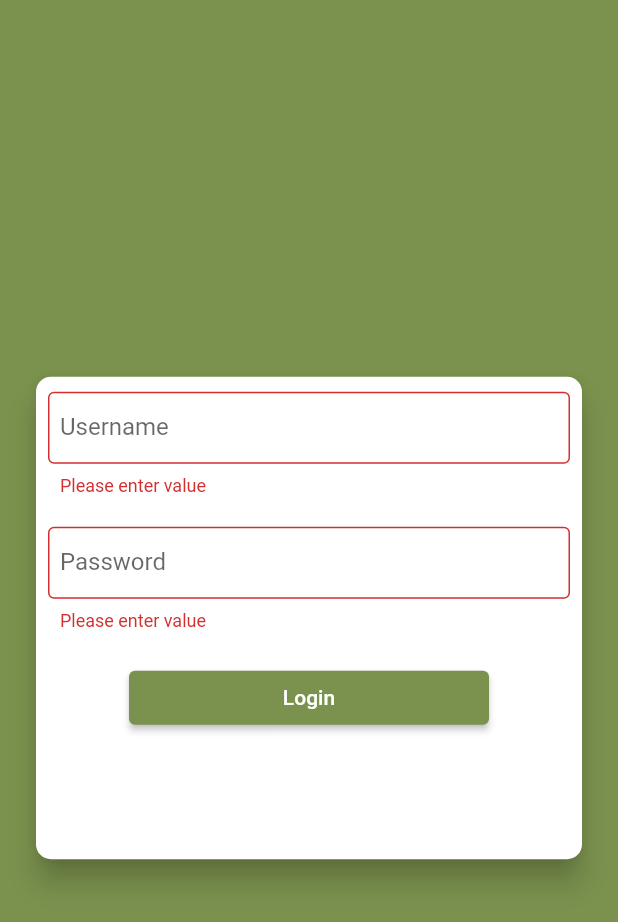
After one commit to rog33zy/sezil_app, a Flutter app: the screen it shows after launch, after a tap on "Login", on a phone screen of 412 x 824 dp. The commit adds this screen. Shown: the top 922 px of the screen. Run offline on Flutter 3.47's test engine with Material 2 defaults, Android fonts, the phone set to English and light mode, and no system bars; our stand-ins replace location, nanoid, recase, shared_preferences, sqflite; missing offline and left inert: qr_code_scanner; accounts and stored records are empty.

Commit message:
login start

```diff
--- a/lib/main.dart
+++ b/lib/main.dart
@@ -14,6 +14,7 @@ import './providers/PostFloweringProvider.dart';
 import './providers/PreHarvestProvider.dart';
 import './providers/HarvestProvider.dart';
 import './providers/PostHarvestProvider.dart';
+import './providers/AuthProvider.dart';
 
 import './screens/HomePageScreen.dart';
 import 'screens/TraitsScreen.dart';
@@ -33,6 +34,8 @@ import './screens/EditCheckBoxesScreen.dart';
 import './screens/QRViewScreen.dart';
 import './screens/FertDressingScreen.dart';
 import './screens/SynchronizeScreen.dart';
+import './screens/LoginScreen.dart';
+import './screens/LoadingScreen.dart';
 
 void main() {
   runApp(MyApp());
@@ -44,6 +47,9 @@ class MyApp extends StatelessWidget {
   Widget build(BuildContext context) {
     return MultiProvider(
       providers: [
+        ChangeNotifierProvider<AuthProvider>(
+          create: (ctx) => AuthProvider(),
+        ),
         ChangeNotifierProvider(
           create: (ctx) => FieldOperationsProvider(),
         ),
@@ -75,12 +81,25 @@ class MyApp extends StatelessWidget {
           create: (ctx) => PostHarvestProvider(),
         ),
       ],
-      child: MaterialApp(
+      child: Consumer<AuthProvider>(
+        builder: (ctx, authProvider, _) => MaterialApp(
           title: 'SeZIL App',
           theme: ThemeData(
             primarySwatch: Palette.gnaColorSwatch,
           ),
-        home: HomePageScreen(),
+          home: authProvider.isAuth
+              ? HomePageScreen()
+              : FutureBuilder(
+                  future: authProvider.tryAutoLogin(),
+                  builder: (
+                    ctx,
+                    authResultsSnapshot,
+                  ) =>
+                      authResultsSnapshot.connectionState ==
+                              ConnectionState.waiting
+                          ? LoadingScreen()
+                          : LoginScreen(),
+                ),
           routes: {
             TraitsScreen.routeName: (ctx) => TraitsScreen(),
             FieldProfileScreen.routeName: (ctx) => FieldProfileScreen(),
@@ -103,6 +122,7 @@ class MyApp extends StatelessWidget {
             SynchronizeScreen.routeName: (ctx) => SynchronizeScreen(),
           },
         ),
+      ),
     );
   }
 }
--- /dev/null
+++ b/lib/providers/AuthProvider.dart
@@ -0,0 +1,142 @@
+import 'dart:convert';
+import 'dart:async';
+
+import 'package:flutter/foundation.dart';
+import 'package:shared_preferences/shared_preferences.dart';
+
+class AuthProvider with ChangeNotifier {
+  String? _token;
+  String? _refreshToken;
+  String? _username;
+  String? _firstName;
+  DateTime? _expiryDate;
+  Timer? _authTimer;
+  bool? _isFieldFinanceAdmin;
+  bool? _isSezilMotherTrialFarmer;
+
+  bool get isAuth {
+    return _token != null;
+  }
+
+  String? get token {
+    if (_expiryDate != null &&
+        _expiryDate!.isAfter(DateTime.now()) &&
+        _token != null) {
+      return _token;
+    }
+    return null;
+  }
+
+  String? get username {
+    return _username;
+  }
+
+  String? get firstName {
+    return _firstName;
+  }
+
+  bool? get isFieldFinanceAdmin {
+    return _isFieldFinanceAdmin;
+  }
+
+  bool? get isSourceFieldSupervisor {
+    return _isSezilMotherTrialFarmer;
+  }
+
+  Future<void> _authenticateUser(Map<String, String> userInputsMap,
+      {bool isRefreshing = false}) async {
+    _token = 'accessToken';
+    _refreshToken = 'refreshToken';
+    _username = 'username';
+    _firstName = 'firstName';
+    _expiryDate = DateTime(2022);
+
+    _autoLogout();
+
+    notifyListeners();
+
+    final prefs = await SharedPreferences.getInstance();
+    final userData = json.encode(
+      {
+        'token': _token,
+        'refreshToken': _refreshToken,
+        'username': _username,
+        'firstName': _firstName,
+        'expiryDate': _expiryDate!.toIso8601String(),
+        'isFieldFinanceAdmin': _isFieldFinanceAdmin,
+        'isSourceFieldSupervisor': _isSezilMotherTrialFarmer,
+      },
+    );
+    prefs.setString(
+      'userData',
+      userData,
+    );
+  }
+
+  Future<void> login(Map<String, String> userInputsMap) async {
+    return _authenticateUser(userInputsMap);
+  }
+
+  Future<void> refreshToken() async {
+    return _authenticateUser({"username": ""}, isRefreshing: true);
+  }
+
+  Future<bool> tryAutoLogin() async {
+    final prefs = await SharedPreferences.getInstance();
+    if (!prefs.containsKey('userData')) {
+      return false;
+    }
+    final userData = prefs.getString('userData');
+    final extractedUserData = json.decode(
+      userData!,
+    ) as Map<String, dynamic>;
+
+    final expiryDate = DateTime.parse(
+      extractedUserData['expiryDate']!,
+    );
+
+    if (expiryDate.isBefore(DateTime.now())) {
+      return false;
+    }
+
+    _token = extractedUserData['token'];
+    _refreshToken = extractedUserData['refreshToken'];
+    _username = extractedUserData['username'];
+    _firstName = extractedUserData['firstName'];
+    _isFieldFinanceAdmin = extractedUserData['isFieldFinanceAdmin'];
+    _isSezilMotherTrialFarmer = extractedUserData['isSourceFieldSupervisor'];
+    _expiryDate = expiryDate;
+
+    notifyListeners();
+    _autoLogout();
+    return true;
+  }
+
+  Future<void> logout() async {
+    _token = null;
+    _firstName = null;
+    _expiryDate = null;
+
+    if (_authTimer != null) {
+      _authTimer!.cancel();
+      _authTimer = null;
+    }
+
+    notifyListeners();
+
+    final prefs = await SharedPreferences.getInstance();
+    prefs.clear();
+  }
+
+  void _autoLogout() {
+    if (_authTimer != null) {
+      _authTimer!.cancel();
+    }
+
+    final timeToExpiry = _expiryDate!.difference(DateTime.now()).inDays;
+    _authTimer = Timer(
+      Duration(days: timeToExpiry),
+      logout,
+    );
+  }
+}
--- /dev/null
+++ b/lib/screens/LoadingScreen.dart
@@ -0,0 +1,20 @@
+import 'package:flutter/material.dart';
+
+class LoadingScreen extends StatelessWidget {
+  const LoadingScreen({Key? key}) : super(key: key);
+
+  @override
+  Widget build(BuildContext context) {
+    return Scaffold(
+      body: Center(
+        child: Container(
+          height: 200,
+          child: Image.asset(
+            'assets/images/gna_source_logo.png',
+            fit: BoxFit.cover,
+          ),
+        ),
+      ),
+    );
+  }
+}
--- /dev/null
+++ b/lib/screens/LoginScreen.dart
@@ -0,0 +1,139 @@
+import 'package:flutter/material.dart';
+import 'package:provider/provider.dart';
+
+import '../providers/AuthProvider.dart';
+
+import '../components/forms/GenericTextField.dart';
+
+class LoginScreen extends StatefulWidget {
+  const LoginScreen({Key? key}) : super(key: key);
+
+  @override
+  _LoginScreenState createState() => _LoginScreenState();
+}
+
+class _LoginScreenState extends State<LoginScreen> {
+  final _formKey = GlobalKey<FormState>();
+  Map<String, String> allInputsMap = {
+    'username': '',
+    'password': '',
+  };
+  var _isLoading = false;
+
+  void _showErrorDialog(String message) {
+    showDialog(
+      context: context,
+      builder: (ctx) => AlertDialog(
+        title: const Text(
+          'An error occured',
+        ),
+        content: Text(message),
+        actions: [
+          TextButton(
+            onPressed: () => Navigator.of(ctx).pop(),
+            child: const Text('Okay'),
+          )
+        ],
+      ),
+    );
+  }
+
+  String? Function(String?) _addCredentialsValidator() {
+    return (value) {
+      if (value!.isEmpty) {
+        return 'Please enter value';
+      }
+      return null;
+    };
+  }
+
+  void Function()? _updateUsernameValue(String value) {
+    allInputsMap['username'] = value;
+  }
+
+  void Function()? _updatePasswordValue(String value) {
+    allInputsMap['password'] = value;
+  }
+
+  @override
+  Widget build(BuildContext context) {
+    final deviceSize = MediaQuery.of(context).size;
+    return Scaffold(
+      backgroundColor: Theme.of(context).primaryColor,
+      body: Center(
+        child: Container(
+          height: deviceSize.height * 0.4,
+          margin: const EdgeInsets.all(20.0),
+          child: Card(
+            shape: RoundedRectangleBorder(
+              borderRadius: BorderRadius.circular(10.0),
+            ),
+            elevation: 8.0,
+            child: Form(
+              key: _formKey,
+              child: SingleChildScrollView(
+                child: Column(
+                  children: [
+                    GenericTextField(
+                      labelText: 'Username',
+                      validator: _addCredentialsValidator(),
+                      updateTextFieldInAllInputsMap: _updateUsernameValue,
+                    ),
+                    GenericTextField(
+                      labelText: 'Password',
+                      validator: _addCredentialsValidator(),
+                      updateTextFieldInAllInputsMap: _updatePasswordValue,
+                    ),
+                    if (_isLoading)
+                      const CircularProgressIndicator()
+                    else
+                      Padding(
+                        padding: const EdgeInsets.symmetric(
+                          horizontal: 0,
+                          vertical: 10,
+                        ),
+                        child: Center(
+                          child: ConstrainedBox(
+                            constraints: const BoxConstraints.tightFor(
+                              width: 240,
+                            ),
+                            child: ElevatedButton(
+                              onPressed: () async {
+                                if (_formKey.currentState!.validate()) {
+                                  setState(() {
+                                    _isLoading = true;
+                                  });
+                                  try {
+                                    await Provider.of<AuthProvider>(
+                                      context,
+                                      listen: false,
+                                    ).login(allInputsMap);
+                                  } catch (error) {
+                                    _showErrorDialog(
+                                      'Kindly check you\'ve entered the right credentials and that you\'re connected to the internet',
+                                    );
+                                    setState(() {
+                                      _isLoading = false;
+                                    });
+                                    throw error;
+                                  }
+                                  setState(() {
+                                    _isLoading = false;
+                                  });
+                                }
+                              },
+                              child: const Text('Login'),
+                            ),
+                          ),
+                        ),
+                      ),
+                  ],
+                ),
+              ),
+            ),
+          ),
+        ),
+      ),
+    );
+  }
+}
--- a/pubspec.yaml
+++ b/pubspec.yaml
@@ -53,6 +53,9 @@ flutter:
   # the material Icons class.
   uses-material-design: true
 
+  assets:
+    - assets/images/gna_source_logo.png
+
   # To add assets to your application, add an assets section, like this:
   # assets:
   #   - images/a_dot_burr.jpeg
```
Also changed, not shown: lib/components/UI/AppDrawer.dart (+22 -0 lines), lib/screens/DummyQRViewScreen.dart (added, +159 -0 lines), lib/screens/QRViewScreen.dart (+7 -62 lines), assets/images/gna_source_logo.png (added). Lines whose indentation alone changed are shown as unchanged.
